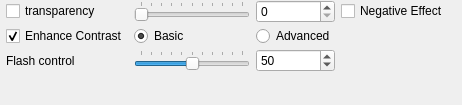
This is src/gui/forms/toolbar_rendertransparencygroup.ui in open-scan-crew/OpenScanTools as Qt 5 draws it before an edit. The edited form follows.
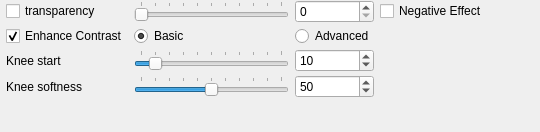
This is the edited form.

Commit message: Replace advanced flash control with knee start/softness

```diff
--- a/src/gui/forms/toolbar_rendertransparencygroup.ui
+++ b/src/gui/forms/toolbar_rendertransparencygroup.ui
@@ -6,8 +6,8 @@
    <rect>
     <x>0</x>
     <y>0</y>
-    <width>462</width>
-    <height>105</height>
+    <width>540</width>
+    <height>132</height>
    </rect>
   </property>
   <property name="windowTitle">
@@ -68,7 +68,7 @@
    <item row="2" column="0">
     <widget class="QLabel" name="label_flashControl">
      <property name="text">
-      <string>Flash control</string>
+      <string>Knee start</string>
      </property>
     </widget>
    </item>
@@ -87,8 +87,8 @@
       <number>100</number>
      </property>
      <property name="value">
-      <number>50</number>
-     </property>
+      <number>10</number>
+      </property>
      <property name="orientation">
       <enum>Qt::Horizontal</enum>
      </property>
@@ -118,7 +118,55 @@
     </widget>
    </item>
    <item row="2" column="2">
-    <widget class="QSpinBox" name="spinBox_flashControl">
+    <widget class="QSpinBox" name="spinBox_kneeStart">
+     <property name="minimum">
+      <number>0</number>
+     </property>
+     <property name="maximum">
+      <number>100</number>
+     </property>
+     <property name="value">
+      <number>10</number>
+      </property>
+    </widget>
+   </item>
+   <item row="3" column="0">
+    <widget class="QLabel" name="label_kneeSoftness">
+     <property name="text">
+      <string>Knee softness</string>
+     </property>
+    </widget>
+   </item>
+   <item row="3" column="1">
+    <widget class="QSlider" name="slider_kneeSoftness">
+     <property name="minimumSize">
+      <size>
+       <width>100</width>
+       <height>0</height>
+      </size>
+     </property>
+     <property name="minimum">
+      <number>0</number>
+     </property>
+     <property name="maximum">
+      <number>100</number>
+     </property>
+     <property name="value">
+      <number>50</number>
+     </property>
+     <property name="orientation">
+      <enum>Qt::Horizontal</enum>
+     </property>
+     <property name="tickPosition">
+      <enum>QSlider::TicksAbove</enum>
+     </property>
+     <property name="tickInterval">
+      <number>10</number>
+     </property>
+    </widget>
+   </item>
+   <item row="3" column="2">
+    <widget class="QSpinBox" name="spinBox_kneeSoftness">
      <property name="minimum">
       <number>0</number>
      </property>
```
Left out of the diff: 4 changed lines with no effect on the pictures. The commit also changes 15 other files.
